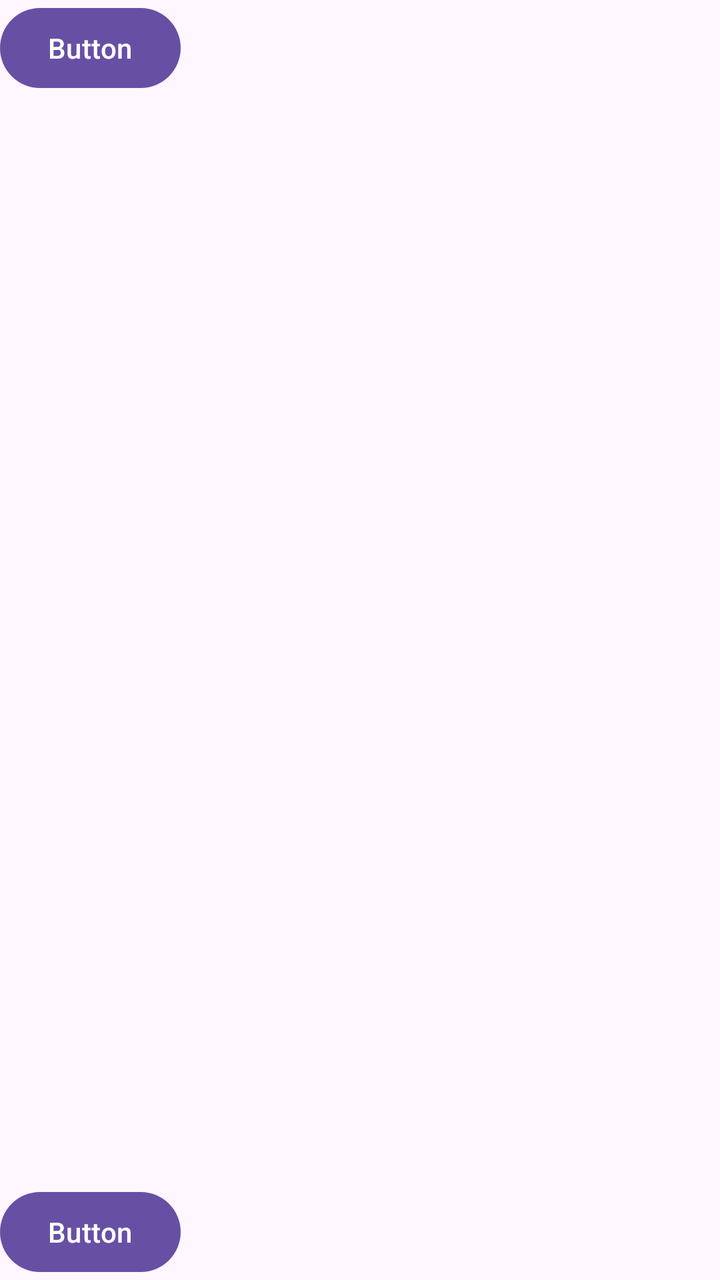
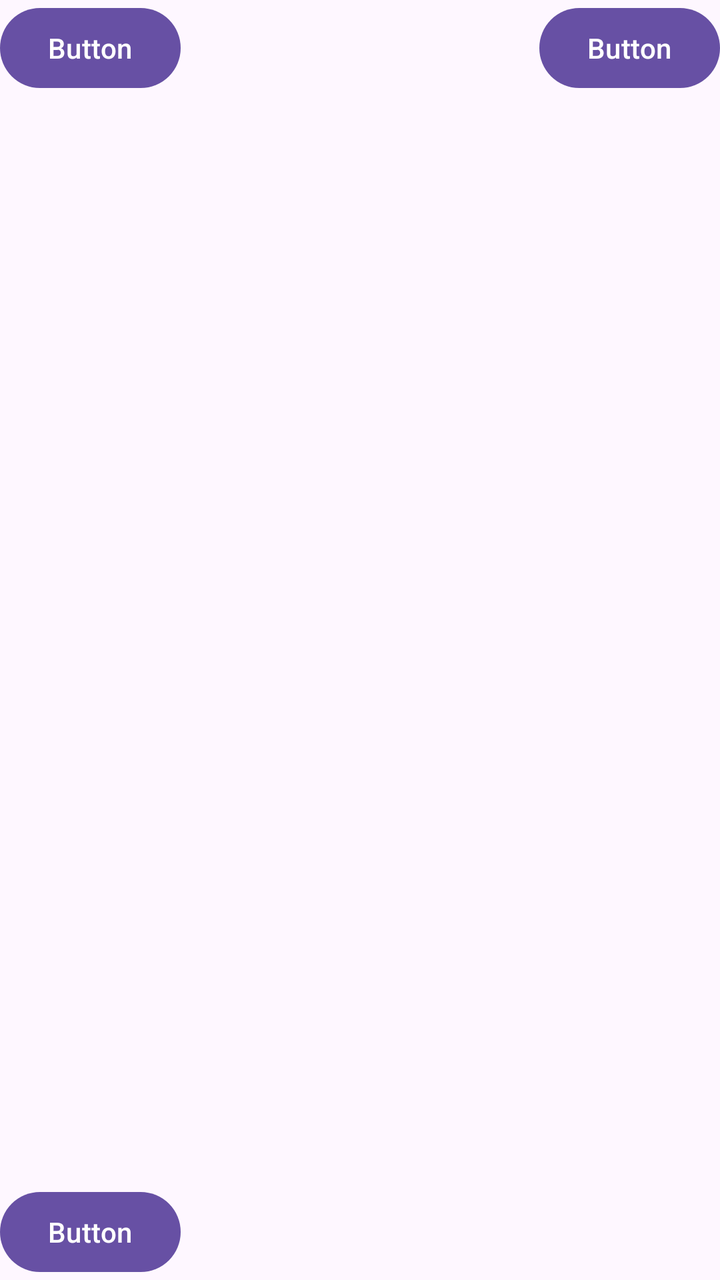

Compare the two renders of this Android layout. The source of the first and the diff that turns it into the second are given below.
<!-- AndroidManifest.xml: application theme Theme._21_09 -->
<!-- res/layout/activity_main.xml -->
<?xml version="1.0" encoding="utf-8"?>
<androidx.constraintlayout.widget.ConstraintLayout xmlns:android="http://schemas.android.com/apk/res/android"
    xmlns:app="http://schemas.android.com/apk/res-auto"
    xmlns:tools="http://schemas.android.com/tools"
    android:id="@+id/main"
    android:layout_width="match_parent"
    android:layout_height="match_parent"
    tools:context=".MainActivity">

    <Button
        android:id="@+id/button3"
        android:layout_width="wrap_content"
        android:layout_height="wrap_content"
        android:text="Button"
        app:layout_constraintStart_toStartOf="parent"
        app:layout_constraintTop_toTopOf="parent" />

    <Button
        android:id="@+id/button5"
        android:layout_width="wrap_content"
        android:layout_height="wrap_content"
        android:text="Button"
        app:layout_constraintBottom_toBottomOf="parent"
        app:layout_constraintStart_toStartOf="parent" />

</androidx.constraintlayout.widget.ConstraintLayout>
<!-- resources referenced by this layout -->
<resources>
  <style name="Theme._21_09" parent="Base.Theme._21_09" />
  <style name="Base.Theme._21_09" parent="Theme.Material3.DayNight.NoActionBar">
          
          
      </style>
</resources>

<!-- the commit's change to res/layout/activity_main.xml (unified diff, before → after) -->
@@ -23,4 +23,12 @@
         app:layout_constraintBottom_toBottomOf="parent"
         app:layout_constraintStart_toStartOf="parent" />
 
+    <Button
+        android:id="@+id/button6"
+        android:layout_width="wrap_content"
+        android:layout_height="wrap_content"
+        android:text="Button"
+        app:layout_constraintEnd_toEndOf="parent"
+        app:layout_constraintTop_toTopOf="parent" />
+
 </androidx.constraintlayout.widget.ConstraintLayout>
